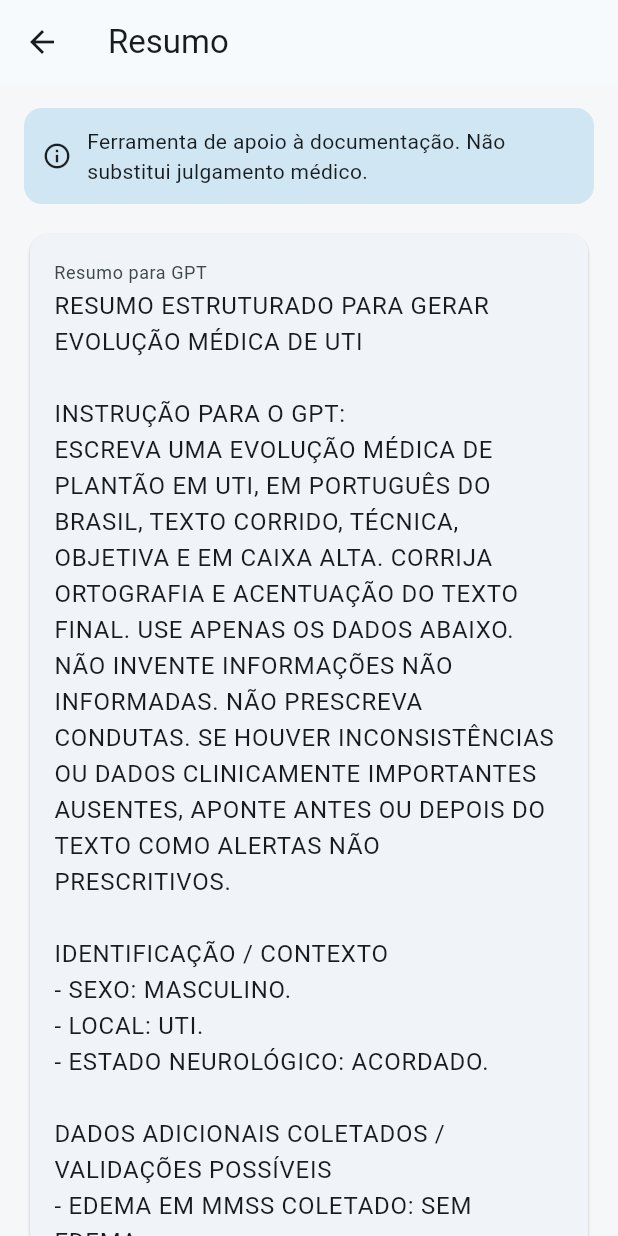
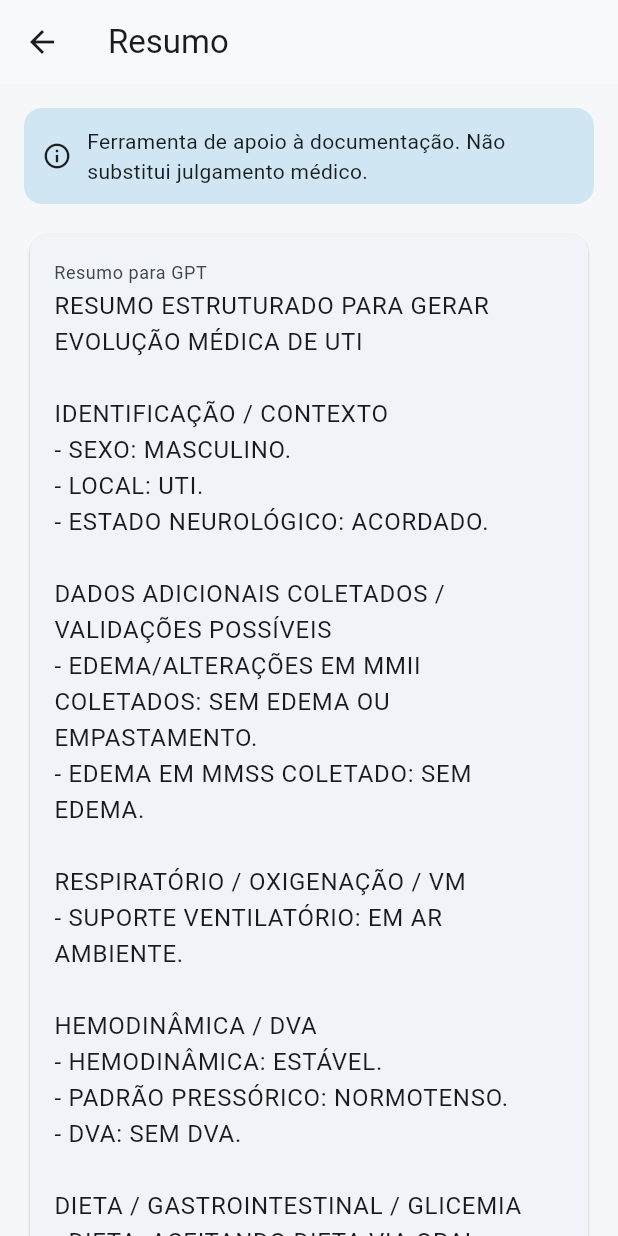
Before and after one commit to AllanSakai/evolucao-uti, a Flutter app: the EvolutionFormScreen screen opened directly, after a tap on "Gerar resumo", on a phone screen of 412 x 824 dp. Run offline on Flutter 3.47's test engine with Material 3 defaults, Android fonts, the phone set to English and light mode, and no system bars; our stand-ins replace shared_preferences, supabase_flutter; accounts and stored records are empty.

Commit message:
Aprimora coleta e resumos da UTI

```diff
--- a/lib/screens/evolution_form_screen.dart
+++ b/lib/screens/evolution_form_screen.dart
@@ -241,6 +241,8 @@ class _EvolutionFormScreenState extends State<EvolutionFormScreen> {
                 const MedicalDisclaimer(),
                 const SizedBox(height: 12),
                 if (widget.bed != null) _bedHeader(context),
+                _generateButton(),
+                const SizedBox(height: 12),
                 FormSection(title: 'Modelo do paciente', children: [
                   _segmented<Sex>(
                     values: Sex.values,
@@ -347,6 +349,7 @@ class _EvolutionFormScreenState extends State<EvolutionFormScreen> {
                     _row(_text('fr', 'FR', number: true),
                         _text('fio2', 'FiO2 %', number: true)),
                     _row(_text('peep', 'PEEP', number: true), _vmMainField()),
+                    if (_ventilationMode != 'PSV')
                       _chips<bool>(
                         title: 'Sincronia com VM',
                         values: const [true, false],
@@ -452,7 +455,8 @@ class _EvolutionFormScreenState extends State<EvolutionFormScreen> {
                       _text('urineAppearance', 'Aspecto',
                           hint: 'Clara, concentrada...'),
                     ),
-                  _text('balance', 'BH', hint: '+450', number: true),
+                  _text('balance', 'BH',
+                      hint: '+450', number: true, signed: true),
                   _chips<BowelMovement>(
                     title: 'Evacuação',
                     values: BowelMovement.values,
@@ -696,7 +700,8 @@ class _EvolutionFormScreenState extends State<EvolutionFormScreen> {
                   ),
                   if (_neurological == NeurologicalState.sedado ||
                       _isDeepSedation) ...[
-                    _text('rass', 'RASS', hint: '-5', number: true),
+                    _text('rass', 'RASS',
+                        hint: '-5', number: true, signed: true),
                   ] else ...[
                     _gcsSummary(),
                     _chips<String>(
@@ -848,6 +853,15 @@ class _EvolutionFormScreenState extends State<EvolutionFormScreen> {
             label: const Text('Padrão IOT/VM'),
           ),
         ],
+      );
+
+  Widget _generateButton() => FilledButton.icon(
+        onPressed: _generate,
+        icon: const Icon(Icons.description_outlined),
+        label: const Padding(
+          padding: EdgeInsets.symmetric(vertical: 14),
+          child: Text('Gerar resumo'),
+        ),
       );
 
   Widget _temperatureField() => TextField(
@@ -1058,11 +1072,12 @@ class _EvolutionFormScreenState extends State<EvolutionFormScreen> {
   }
 
   Widget _text(String key, String label,
-      {String? hint, bool number = false, int lines = 1}) {
+      {String? hint, bool number = false, bool signed = false, int lines = 1}) {
     return TextField(
       controller: _fields[key],
-      keyboardType:
-          number ? const TextInputType.numberWithOptions(decimal: true) : null,
+      keyboardType: number
+          ? TextInputType.numberWithOptions(decimal: true, signed: signed)
+          : null,
       maxLines: lines,
       decoration: InputDecoration(labelText: label, hintText: hint),
     );
@@ -1150,6 +1165,30 @@ class _EvolutionFormScreenState extends State<EvolutionFormScreen> {
   }
 
   String? _pulmonaryExam() {
+    final sameMv = _rightMvPresent == _leftMvPresent;
+    final sameFindings =
+        _rightPulmonaryFindings.length == _leftPulmonaryFindings.length &&
+            _rightPulmonaryFindings.containsAll(_leftPulmonaryFindings);
+    final sameLocations =
+        _rightPulmonaryLocations.length == _leftPulmonaryLocations.length &&
+            _rightPulmonaryLocations.containsAll(_leftPulmonaryLocations);
+    if (sameMv && sameFindings && sameLocations) {
+      final values = <String>[];
+      if (_rightMvPresent != null) {
+        values.add(_rightMvPresent!
+            ? 'MV+ BILATERALMENTE'
+            : 'MV AUSENTE BILATERALMENTE');
+      }
+      if (_rightPulmonaryFindings.isEmpty && _rightMvPresent == true) {
+        values.add('SEM RA');
+      } else if (_rightPulmonaryFindings.isNotEmpty) {
+        final location = _rightPulmonaryLocations.isEmpty
+            ? 'DIFUSOS GLOBALMENTE'
+            : 'EM ${_rightPulmonaryLocations.join(' E ')} BILATERALMENTE';
+        values.add('${_rightPulmonaryFindings.join(' E ')} $location');
+      }
+      return values.isEmpty ? null : values.join(', ');
+    }
     final right = _lungText(
       'DIREITA',
       _rightMvPresent,
@@ -1201,7 +1240,7 @@ class _EvolutionFormScreenState extends State<EvolutionFormScreen> {
     if (_lowerLimbAmputation) {
       values.add('COM AMPUTAÇÃO${_lowerLimbSidesText()}');
     }
-    return values.isEmpty ? null : values.join(', ');
+    return values.isEmpty ? 'SEM EDEMA OU EMPASTAMENTO' : values.join(', ');
   }
 
   String _lowerLimbSidesText() =>
@@ -1346,7 +1385,10 @@ class _EvolutionFormScreenState extends State<EvolutionFormScreen> {
             _support == VentilatorySupport.cateterNasal && _usesHomeOxygen
                 ? _value('homeOxygenFlow')
                 : null,
-        ventilatorSynchrony: _isMechanicalVentilation ? _vmSynchrony : null,
+        ventilatorSynchrony:
+            _isMechanicalVentilation && _ventilationMode != 'PSV'
+                ? _vmSynchrony
+                : null,
         oxygenSaturation: _value('spo2'),
         bloodPressure: _bloodPressureValue(),
         meanArterialPressure: _value('pam'),
--- a/lib/services/evolution_generator.dart
+++ b/lib/services/evolution_generator.dart
@@ -5,9 +5,6 @@ class EvolutionGenerator {
   String generateSummary(EvolutionData data) {
     final lines = <String>[
       'RESUMO ESTRUTURADO PARA GERAR EVOLUÇÃO MÉDICA DE UTI',
-      '',
-      'INSTRUÇÃO PARA O GPT:',
-      'ESCREVA UMA EVOLUÇÃO MÉDICA DE PLANTÃO EM UTI, EM PORTUGUÊS DO BRASIL, TEXTO CORRIDO, TÉCNICA, OBJETIVA E EM CAIXA ALTA. CORRIJA ORTOGRAFIA E ACENTUAÇÃO DO TEXTO FINAL. USE APENAS OS DADOS ABAIXO. NÃO INVENTE INFORMAÇÕES NÃO INFORMADAS. NÃO PRESCREVA CONDUTAS. SE HOUVER INCONSISTÊNCIAS OU DADOS CLINICAMENTE IMPORTANTES AUSENTES, APONTE ANTES OU DEPOIS DO TEXTO COMO ALERTAS NÃO PRESCRITIVOS.',
       '',
     ];
 
@@ -35,7 +32,8 @@ class EvolutionGenerator {
       if (_clean(data.weight) != null)
         'Peso coletado para cálculo de diurese: ${_clean(data.weight)} kg.',
       if (_clean(data.rass) != null) 'RASS coletado: ${_clean(data.rass)}.',
-      if (data.ventilatorSynchrony != null)
+      if (data.ventilatorSynchrony != null &&
+          data.ventilationMode?.toUpperCase() != 'PSV')
         'Sincronia com ventilador coletada: ${data.ventilatorSynchrony! ? 'sincrônico' : 'assincrônico'}.',
       if (_clean(data.lowerLimbsExam) != null)
         'Edema/alterações em MMII coletados: ${_clean(data.lowerLimbsExam)}.',
@@ -73,7 +71,8 @@ class EvolutionGenerator {
         'O2 domiciliar: sim, vazão habitual ${_clean(data.homeOxygenFlow)} L/min.',
       if (_clean(data.oxygenSaturation) != null)
         'SpO2: ${_clean(data.oxygenSaturation)}%.',
-      if (data.ventilatorSynchrony != null)
+      if (data.ventilatorSynchrony != null &&
+          data.ventilationMode?.toUpperCase() != 'PSV')
         'Sincronia com ventilador: ${data.ventilatorSynchrony! ? 'sincrônico' : 'assincrônico'}.',
     ]);
 
@@ -258,10 +257,10 @@ class EvolutionGenerator {
       final mlKgHour = _diuresisMlKgHour(data);
       renal.add(
           '${_diuresisPrefix(data.diuresisType)} DE $volume ML${period == null ? '' : ' NAS ULTIMAS $period'}${mlKgHour == null ? '' : ' (≈ $mlKgHour ML/KG/H)'}');
+    } else if (data.diuresisType == DiuresisType.espontanea) {
+      renal.add('DIURESE ESPONTANEA E EFETIVA, NÃO QUANTIFICADA, SEM QUEIXAS');
     } else if (data.diuresisType != null) {
       renal.add(_diuresis(data.diuresisType!, standardAwake));
-    } else if (standardAwake && data.diuresisType == DiuresisType.espontanea) {
-      renal.add('NÃO QUANTIFICADA');
     }
     _addIf(renal, data.diuresisAppearance, (v) => v);
     _addIf(renal, data.fluidBalance, (v) {
@@ -272,6 +271,7 @@ class EvolutionGenerator {
           : '+${v.trim()}';
       return 'BH $signal EM $normalized ML${period == null ? '' : ' NAS ULTIMAS $period'}';
     });
+    if (_clean(data.fluidBalance) == null) renal.add('BH NÃO QUANTIFICADO');
     _sentence(sentences, renal);
 
     final bowel = <String>[];
@@ -392,7 +392,8 @@ class EvolutionGenerator {
       _addIf(parameters, data.fio2, (v) => 'FIO2 $v%');
       _addIf(parameters, data.peep, (v) => 'PEEP $v');
       final saturation = _clean(data.oxygenSaturation);
-      final synchrony = data.ventilatorSynchrony == null
+      final synchrony = data.ventilationMode?.toUpperCase() == 'PSV' ||
+              data.ventilatorSynchrony == null
           ? ''
           : data.ventilatorSynchrony!
               ? ', SINCRONICO COM O VENTILADOR'
```
Also changed, not shown: lib/screens/shift_round_screen.dart (+43 -0 lines), 1 other file. Lines whose indentation alone changed are shown as unchanged.
